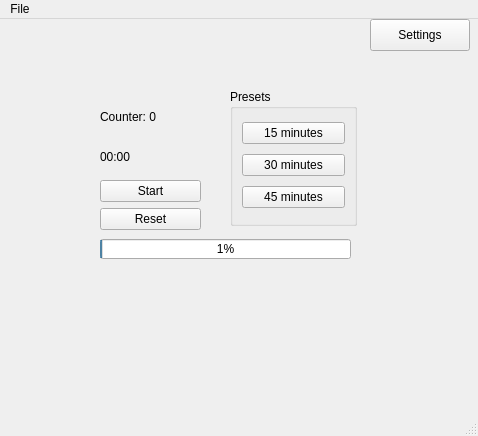
notHisu/ThisIsTheRealPomodoro, file form.ui: the form before one commit.
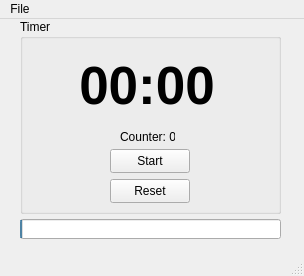
The form after the commit.

What changed in the file:
```diff
--- a/form.ui
+++ b/form.ui
@@ -6,8 +6,8 @@
    <rect>
     <x>0</x>
     <y>0</y>
-    <width>478</width>
-    <height>436</height>
+    <width>304</width>
+    <height>276</height>
    </rect>
   </property>
   <property name="font">
@@ -22,104 +22,95 @@
    <widget class="QProgressBar" name="progressBar">
     <property name="geometry">
      <rect>
-      <x>100</x>
-      <y>220</y>
-      <width>251</width>
+      <x>20</x>
+      <y>200</y>
+      <width>261</width>
       <height>20</height>
      </rect>
     </property>
     <property name="value">
      <number>1</number>
     </property>
+    <property name="alignment">
+     <set>Qt::AlignCenter</set>
+    </property>
+    <property name="textVisible">
+     <bool>false</bool>
+    </property>
    </widget>
    <widget class="QGroupBox" name="groupBoxPresets">
     <property name="geometry">
      <rect>
-      <x>230</x>
-      <y>70</y>
-      <width>127</width>
-      <height>137</height>
+      <x>20</x>
+      <y>0</y>
+      <width>261</width>
+      <height>195</height>
      </rect>
     </property>
     <property name="title">
-     <string>Presets</string>
+     <string>Timer</string>
     </property>
-    <layout class="QVBoxLayout" name="verticalLayout_3">
-     <item>
-      <widget class="QPushButton" name="buttonPreset15">
-       <property name="text">
-        <string>15 minutes</string>
-       </property>
-      </widget>
-     </item>
-     <item>
-      <widget class="QPushButton" name="buttonPreset30">
-       <property name="text">
-        <string>30 minutes</string>
-       </property>
-      </widget>
-     </item>
-     <item>
-      <widget class="QPushButton" name="buttonPreset45">
-       <property name="text">
-        <string>45 minutes</string>
-       </property>
-      </widget>
-     </item>
-    </layout>
-   </widget>
-   <widget class="QWidget" name="layoutWidget">
-    <property name="geometry">
-     <rect>
-      <x>100</x>
-      <y>80</y>
-      <width>101</width>
-      <height>131</height>
-     </rect>
-    </property>
-    <layout class="QVBoxLayout" name="verticalLayout_2">
-     <item>
-      <widget class="QLabel" name="labelCounter">
-       <property name="text">
-        <string>Counter: 0</string>
-       </property>
-      </widget>
-     </item>
-     <item>
       <widget class="QLabel" name="labelTime">
+     <property name="geometry">
+      <rect>
+       <x>60</x>
+       <y>32</y>
+       <width>134</width>
+       <height>70</height>
+      </rect>
+     </property>
+     <property name="font">
+      <font>
+       <pointsize>40</pointsize>
+       <bold>true</bold>
+      </font>
+     </property>
        <property name="text">
         <string>00:00</string>
        </property>
-      </widget>
-     </item>
-     <item>
-      <widget class="QPushButton" name="buttonStart">
+     <property name="alignment">
+      <set>Qt::AlignCenter</set>
+     </property>
+    </widget>
+    <widget class="QLabel" name="labelCounter">
+     <property name="geometry">
+      <rect>
+       <x>100</x>
+       <y>110</y>
+       <width>55</width>
+       <height>16</height>
+      </rect>
+     </property>
        <property name="text">
-        <string>Start</string>
-       </property>
-      </widget>
-     </item>
-     <item>
+      <string>Counter: 0</string>
+     </property>
+    </widget>
       <widget class="QPushButton" name="buttonReset">
+     <property name="geometry">
+      <rect>
+       <x>90</x>
+       <y>160</y>
+       <width>80</width>
+       <height>24</height>
+      </rect>
+     </property>
        <property name="text">
         <string>Reset</string>
        </property>
       </widget>
-     </item>
-    </layout>
-   </widget>
-   <widget class="QPushButton" name="buttonSetting">
+    <widget class="QPushButton" name="buttonStart">
     <property name="geometry">
      <rect>
-      <x>370</x>
-      <y>0</y>
-      <width>100</width>
-      <height>32</height>
+       <x>90</x>
+       <y>130</y>
+       <width>80</width>
+       <height>24</height>
      </rect>
     </property>
     <property name="text">
-     <string>Settings</string>
-    </property>
+      <string>Start</string>
+     </property>
+    </widget>
    </widget>
   </widget>
   <widget class="QMenuBar" name="menubar">
@@ -127,8 +118,8 @@
     <rect>
      <x>0</x>
      <y>0</y>
-     <width>478</width>
-     <height>37</height>
+     <width>304</width>
+     <height>21</height>
     </rect>
    </property>
    <widget class="QMenu" name="menuFile">
```
Left out of the diff: 5 changed lines with no effect on the pictures. Lines whose indentation alone changed are shown as unchanged.
